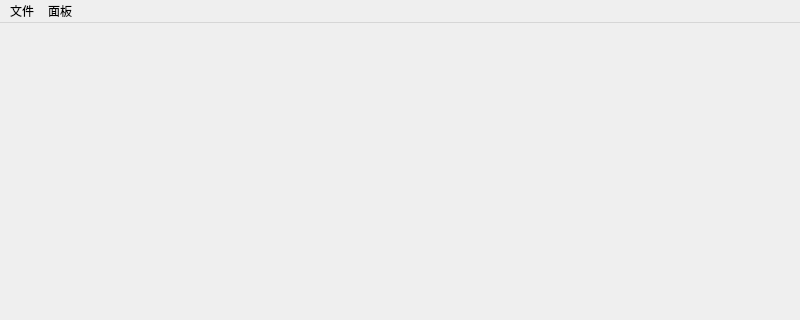
The window that source/Top.ui (beforelight/ShellEnhance) describes before a commit, drawn with Qt 5; both pictures show x 0 to 800 and y 0 to 320 of the 800 by 600 pixel window.
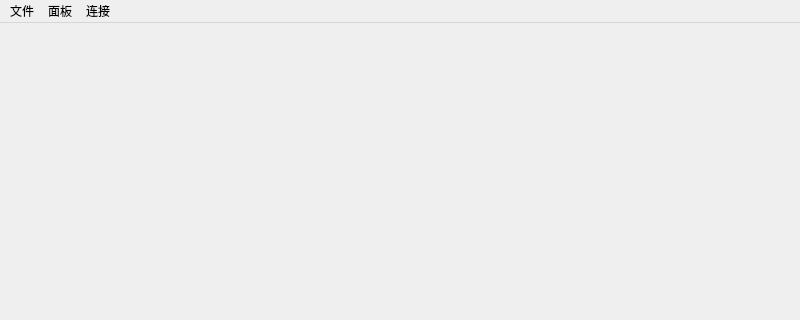
The same window after the commit.

What changed in the file:
```diff
--- a/source/Top.ui
+++ b/source/Top.ui
@@ -33,8 +33,15 @@
      <string>面板</string>
     </property>
    </widget>
+   <widget class="QMenu" name="menu_connect">
+    <property name="title">
+     <string>连接</string>
+    </property>
+    <addaction name="action_com"/>
+   </widget>
    <addaction name="menu_file"/>
    <addaction name="menu_panel"/>
+   <addaction name="menu_connect"/>
   </widget>
   <widget class="QStatusBar" name="statusbar"/>
  </widget>
```
Left out of the diff: 5 changed lines with no effect on the pictures.
